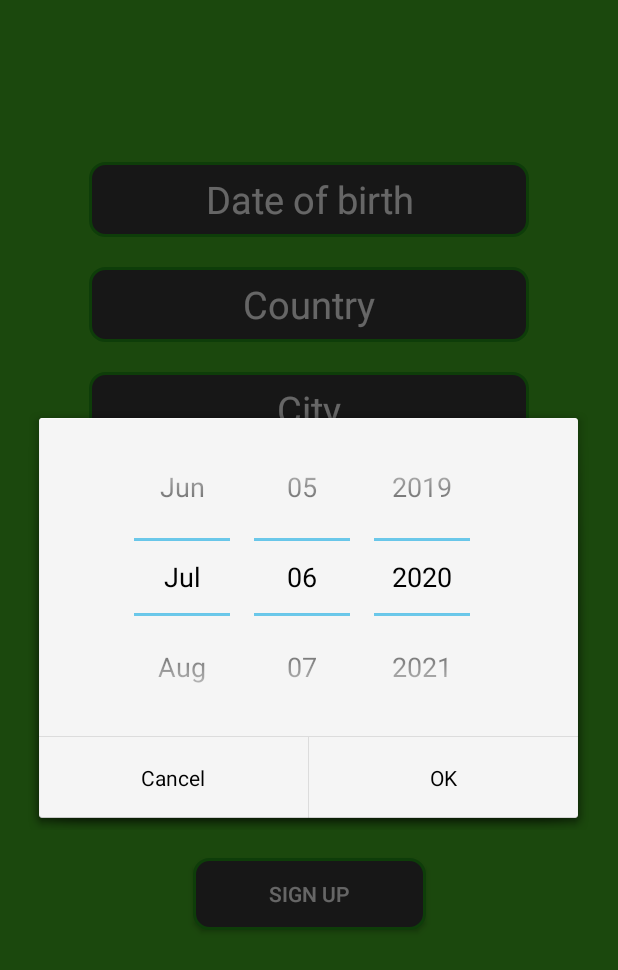
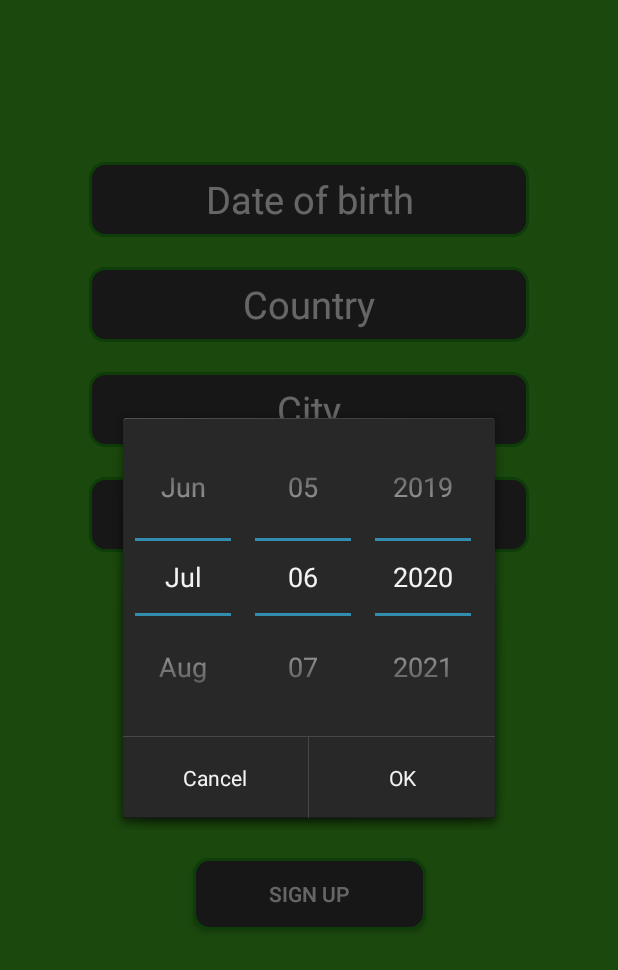
Before and after one commit to edinebunu/Node, an Android app: the UserData screen opened directly, with no data from a screen before it, after a tap on "Date of birth", on a phone screen of 412 x 824 dp. Shown: the top 970 px of the screen. Run offline under Robolectric (Android 15) with nearby library versions, the phone set to English and light mode, and no system bars.

```diff
--- a/app/src/main/java/com/example/nodedpit/SignUpActivity.java
+++ b/app/src/main/java/com/example/nodedpit/SignUpActivity.java
@@ -103,7 +103,11 @@ public class SignUpActivity extends AppCompatActivity {
                                     intent.putExtra("UID",mUid);
                                     intent.putExtra("Name", mName.getText().toString());
                                     intent.putExtra("LastName", mLastName.getText().toString());
-                                    handleUpload(mPicture, intent);
+
+                                if(mPicture == null){
+                                    Toast.makeText(SignUpActivity.this, "Please select a profile picture", Toast.LENGTH_SHORT).show();
+                                }
+                                else handleUpload(mPicture, intent);
 
                             } else {
                                 // If sign in fails, display a message to the user.
--- a/app/src/main/java/com/example/nodedpit/UserData.java
+++ b/app/src/main/java/com/example/nodedpit/UserData.java
@@ -52,7 +52,7 @@ public class UserData extends AppCompatActivity {
 
                 DatePickerDialog dialog = new DatePickerDialog(
                         UserData.this,
-                        android.R.style.Theme_Holo_Light_Dialog_MinWidth,
+                        android.R.style.Theme_Holo_Dialog,
                         mDateSetListener,
                         year,month,day);
                 dialog.getWindow().setBackgroundDrawable(new ColorDrawable(Color.TRANSPARENT));
--- a/app/src/main/java/com/example/nodedpit/WelcomePage.java
+++ b/app/src/main/java/com/example/nodedpit/WelcomePage.java
@@ -15,7 +15,7 @@ public class WelcomePage extends AppCompatActivity {
     private static final String TAG = "WelcomePage";
     Button SignUp;
     Button LogIn;
-    Button test;
+    Button Test;
     private long backPressedTime;
     private Toast backToast;
 
@@ -43,7 +43,6 @@ public class WelcomePage extends AppCompatActivity {
                 finish();
             }
         });
-
     }
 
     @Override
--- a/app/src/main/res/layout/activity_main.xml
+++ b/app/src/main/res/layout/activity_main.xml
@@ -14,7 +14,8 @@
         android:background="#2E2E2E"
         app:layout_constraintBottom_toBottomOf="parent"
         app:layout_constraintStart_toStartOf="parent"
-        app:layout_constraintTop_toTopOf="parent" />
+        app:layout_constraintTop_toTopOf="parent"
+        app:layout_constraintVertical_bias="0.0" />
 
     <View
         android:id="@+id/view5"
--- a/app/src/main/res/layout/activity_user_data.xml
+++ b/app/src/main/res/layout/activity_user_data.xml
@@ -13,7 +13,7 @@
         android:background="#45b421"
         app:layout_constraintBottom_toBottomOf="parent"
         app:layout_constraintEnd_toEndOf="parent"
-        app:layout_constraintHorizontal_bias="0.0"
+        app:layout_constraintHorizontal_bias="1.0"
         app:layout_constraintStart_toStartOf="parent"
         app:layout_constraintTop_toTopOf="parent"
         app:layout_constraintVertical_bias="1.0" />
```
